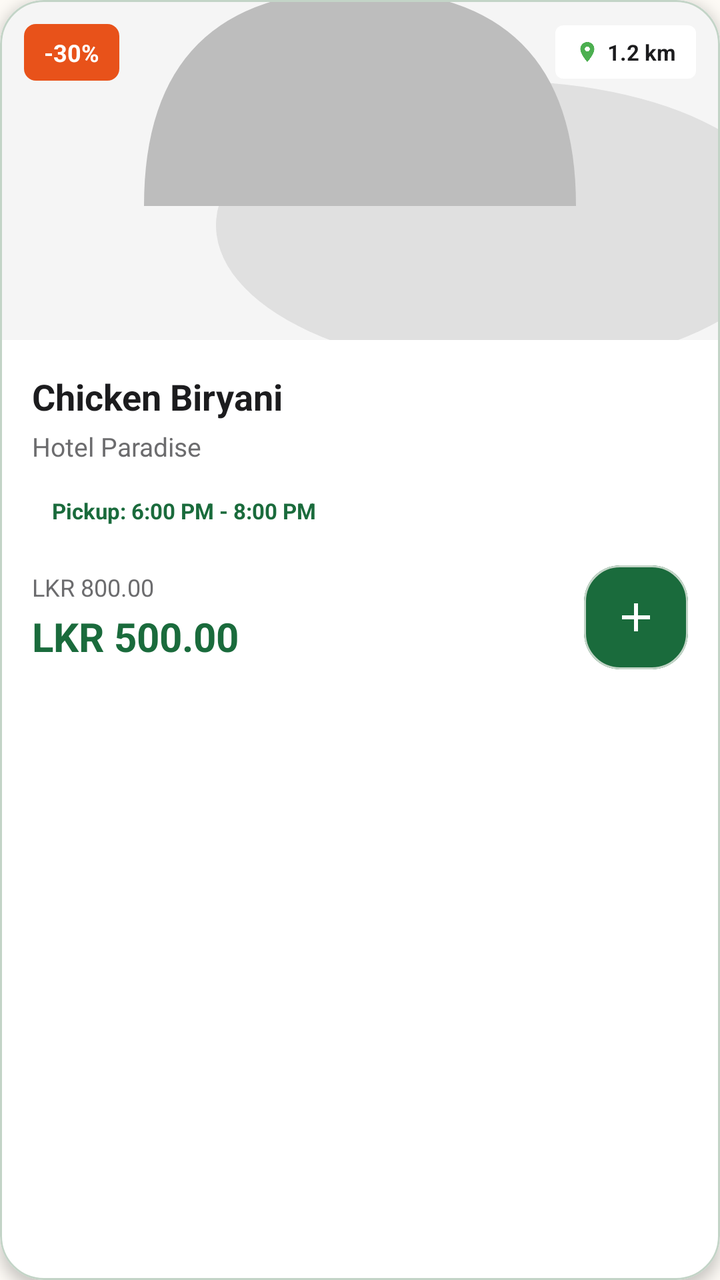
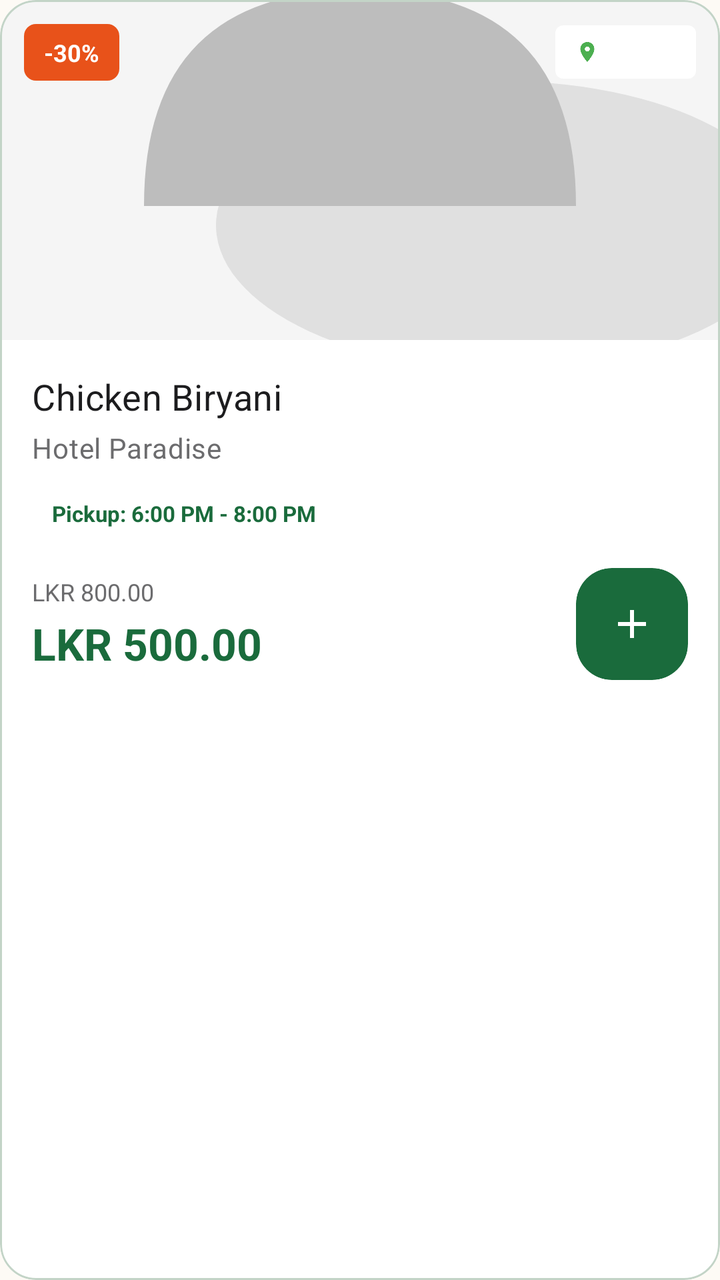

Screens rendered from an Android XML layout before and after an edit, with the pre-edit source and the edit as a unified diff.
<!-- AndroidManifest.xml: application theme Theme.REPLATE -->
<!-- res/layout/item_food.xml -->
<?xml version="1.0" encoding="utf-8"?>
<com.google.android.material.card.MaterialCardView xmlns:android="http://schemas.android.com/apk/res/android"
    xmlns:app="http://schemas.android.com/apk/res-auto"
    android:id="@+id/cardView"
    android:layout_width="match_parent"
    android:layout_height="wrap_content"
    android:layout_marginHorizontal="14dp"
    android:layout_marginVertical="8dp"
    app:cardBackgroundColor="@color/surface_white"
    app:cardCornerRadius="22dp"
    app:cardElevation="4dp"
    app:strokeColor="@color/md_theme_outlineVariant"
    app:strokeWidth="1dp">

    <LinearLayout
        android:layout_width="match_parent"
        android:layout_height="wrap_content"
        android:orientation="vertical">

        <FrameLayout
            android:layout_width="match_parent"
            android:layout_height="170dp">

            <ImageView
                android:id="@+id/ivFoodImage"
                android:layout_width="match_parent"
                android:layout_height="match_parent"
                android:scaleType="centerCrop"
                android:src="@drawable/placeholder_food" />

            <LinearLayout
                android:layout_width="match_parent"
                android:layout_height="wrap_content"
                android:layout_gravity="top"
                android:gravity="center_vertical"
                android:orientation="horizontal"
                android:padding="12dp">

                <TextView
                    android:id="@+id/tvDiscount"
                    android:layout_width="wrap_content"
                    android:layout_height="wrap_content"
                    android:background="@drawable/badge_discount"
                    android:paddingHorizontal="10dp"
                    android:paddingVertical="6dp"
                    android:text="-30%"
                    android:textColor="@color/white"
                    android:textSize="12sp"
                    android:textStyle="bold" />

                <Space
                    android:layout_width="0dp"
                    android:layout_height="1dp"
                    android:layout_weight="1" />

                <TextView
                    android:id="@+id/tvDistance"
                    android:layout_width="wrap_content"
                    android:layout_height="wrap_content"
                    android:background="@drawable/badge_distance"
                    android:drawableStart="@drawable/ic_location_small"
                    android:drawablePadding="4dp"
                    android:paddingHorizontal="10dp"
                    android:paddingVertical="6dp"
                    android:text="1.2 km"
                    android:textColor="@color/text_primary"
                    android:textSize="11sp"
                    android:textStyle="bold" />
            </LinearLayout>
        </FrameLayout>

        <LinearLayout
            android:layout_width="match_parent"
            android:layout_height="wrap_content"
            android:orientation="vertical"
            android:padding="16dp">

            <TextView
                android:id="@+id/tvFoodName"
                android:layout_width="match_parent"
                android:layout_height="wrap_content"
                android:ellipsize="end"
                android:maxLines="1"
                android:text="Chicken Biryani"
                android:textColor="@color/text_primary"
                android:textSize="18sp"
                android:textStyle="bold" />

            <TextView
                android:id="@+id/tvHotelName"
                android:layout_width="match_parent"
                android:layout_height="wrap_content"
                android:layout_marginTop="4dp"
                android:ellipsize="end"
                android:maxLines="1"
                android:text="Hotel Paradise"
                android:textColor="@color/text_secondary"
                android:textSize="13sp" />

            <TextView
                android:id="@+id/tvPickupTime"
                android:layout_width="wrap_content"
                android:layout_height="wrap_content"
                android:layout_marginTop="10dp"
                android:background="@drawable/badge_distance"
                android:paddingHorizontal="10dp"
                android:paddingVertical="6dp"
                android:text="Pickup: 6:00 PM - 8:00 PM"
                android:textColor="@color/green_primary"
                android:textSize="11sp"
                android:textStyle="bold" />

            <LinearLayout
                android:layout_width="match_parent"
                android:layout_height="wrap_content"
                android:layout_marginTop="14dp"
                android:gravity="center_vertical"
                android:orientation="horizontal">

                <LinearLayout
                    android:layout_width="0dp"
                    android:layout_height="wrap_content"
                    android:layout_weight="1"
                    android:orientation="vertical">

                    <TextView
                        android:id="@+id/tvOriginalPrice"
                        android:layout_width="wrap_content"
                        android:layout_height="wrap_content"
                        android:text="LKR 800.00"
                        android:textColor="@color/text_secondary"
                        android:textSize="12sp" />

                    <TextView
                        android:id="@+id/tvDiscountedPrice"
                        android:layout_width="wrap_content"
                        android:layout_height="wrap_content"
                        android:layout_marginTop="3dp"
                        android:text="LKR 500.00"
                        android:textColor="@color/green_primary"
                        android:textSize="20sp"
                        android:textStyle="bold" />
                </LinearLayout>

                <com.google.android.material.card.MaterialCardView
                    android:id="@+id/ivAddToCart"
                    android:layout_width="52dp"
                    android:layout_height="52dp"
                    app:cardBackgroundColor="@color/green_primary"
                    app:cardCornerRadius="18dp"
                    app:cardElevation="0dp">

                    <ImageView
                        android:layout_width="24dp"
                        android:layout_height="24dp"
                        android:layout_gravity="center"
                        android:src="@drawable/ic_add_white"
                        android:contentDescription="Add to cart" />
                </com.google.android.material.card.MaterialCardView>
            </LinearLayout>
        </LinearLayout>

    </LinearLayout>

</com.google.android.material.card.MaterialCardView>
<!-- resources referenced by this layout -->
<resources>
  <style name="Theme.REPLATE" parent="Theme.Material3.Light.NoActionBar">
          
          <item name="colorPrimary">@color/md_theme_primary</item>
          <item name="colorOnPrimary">@color/md_theme_onPrimary</item>
          <item name="colorPrimaryContainer">@color/md_theme_primaryContainer</item>
          <item name="colorOnPrimaryContainer">@color/md_theme_onPrimaryContainer</item>
  
          
          <item name="colorSecondary">@color/md_theme_secondary</item>
          <item name="colorOnSecondary">@color/md_theme_onSecondary</item>
          <item name="colorSecondaryContainer">@color/md_theme_secondaryContainer</item>
          <item name="colorOnSecondaryContainer">@color/md_theme_onSecondaryContainer</item>
  
          
          <item name="colorTertiary">@color/md_theme_tertiary</item>
          <item name="colorOnTertiary">@color/md_theme_onTertiary</item>
          <item name="colorTertiaryContainer">@color/md_theme_tertiaryContainer</item>
          <item name="colorOnTertiaryContainer">@color/md_theme_onTertiaryContainer</item>
  
          
          <item name="colorError">@color/md_theme_error</item>
          <item name="colorOnError">@color/md_theme_onError</item>
          <item name="colorErrorContainer">@color/md_theme_errorContainer</item>
          <item name="colorOnErrorContainer">@color/md_theme_onErrorContainer</item>
  
          
          <item name="android:colorBackground">@color/md_theme_background</item>
          <item name="colorOnBackground">@color/md_theme_onBackground</item>
          <item name="colorSurface">@color/md_theme_surface</item>
          <item name="colorOnSurface">@color/md_theme_onSurface</item>
          <item name="colorSurfaceVariant">@color/md_theme_surfaceVariant</item>
          <item name="colorOnSurfaceVariant">@color/md_theme_onSurfaceVariant</item>
  
          
          <item name="colorOutline">@color/md_theme_outline</item>
          <item name="colorOutlineVariant">@color/md_theme_outlineVariant</item>
  
          
          <item name="colorSurfaceInverse">@color/md_theme_inverseSurface</item>
          <item name="colorOnSurfaceInverse">@color/md_theme_inverseOnSurface</item>
          <item name="colorPrimaryInverse">@color/md_theme_inversePrimary</item>
  
          
          <item name="colorSurfaceContainerLowest">@color/md_theme_surfaceContainerLowest</item>
          <item name="colorSurfaceContainerLow">@color/md_theme_surfaceContainerLow</item>
          <item name="colorSurfaceContainer">@color/md_theme_surfaceContainer</item>
          <item name="colorSurfaceContainerHigh">@color/md_theme_surfaceContainerHigh</item>
          <item name="colorSurfaceContainerHighest">@color/md_theme_surfaceContainerHighest</item>
  
          
          <item name="android:statusBarColor">@color/status_bar</item>
          <item name="android:navigationBarColor">@color/md_theme_surface</item>
  
          
          <item name="android:windowBackground">@color/md_theme_background</item>
      </style>
  <!-- unchanged entries left out for length: 44 -->
</resources>

<!-- the commit's change to res/layout/item_food.xml (unified diff, before → after) -->
@@ -7,8 +7,8 @@
     android:layout_marginHorizontal="14dp"
     android:layout_marginVertical="8dp"
     app:cardBackgroundColor="@color/surface_white"
-    app:cardCornerRadius="22dp"
-    app:cardElevation="4dp"
+    app:cardCornerRadius="@dimen/radius_lg"
+    app:cardElevation="@dimen/elevation_card"
     app:strokeColor="@color/md_theme_outlineVariant"
     app:strokeWidth="1dp">
 
@@ -63,7 +63,7 @@
                     android:paddingHorizontal="10dp"
                     android:paddingVertical="6dp"
                     android:text="1.2 km"
-                    android:textColor="@color/text_primary"
+                    android:textColor="@color/white"
                     android:textSize="11sp"
                     android:textStyle="bold" />
             </LinearLayout>
@@ -82,9 +82,7 @@
                 android:ellipsize="end"
                 android:maxLines="1"
                 android:text="Chicken Biryani"
-                android:textColor="@color/text_primary"
-                android:textSize="18sp"
-                android:textStyle="bold" />
+                android:textAppearance="@style/TextAppearance.REPLATE.Subheading" />
 
             <TextView
                 android:id="@+id/tvHotelName"
@@ -94,8 +92,7 @@
                 android:ellipsize="end"
                 android:maxLines="1"
                 android:text="Hotel Paradise"
-                android:textColor="@color/text_secondary"
-                android:textSize="13sp" />
+                android:textAppearance="@style/TextAppearance.REPLATE.Body" />
 
             <TextView
                 android:id="@+id/tvPickupTime"
@@ -129,7 +126,7 @@
                         android:layout_height="wrap_content"
                         android:text="LKR 800.00"
                         android:textColor="@color/text_secondary"
-                        android:textSize="12sp" />
+                        android:textSize="@dimen/text_xs" />
 
                     <TextView
                         android:id="@+id/tvDiscountedPrice"
@@ -138,14 +135,14 @@
                         android:layout_marginTop="3dp"
                         android:text="LKR 500.00"
                         android:textColor="@color/green_primary"
-                        android:textSize="20sp"
+                        android:textSize="@dimen/text_xl"
                         android:textStyle="bold" />
                 </LinearLayout>
 
                 <com.google.android.material.card.MaterialCardView
                     android:id="@+id/ivAddToCart"
-                    android:layout_width="52dp"
-                    android:layout_height="52dp"
+                    android:layout_width="56dp"
+                    android:layout_height="56dp"
                     app:cardBackgroundColor="@color/green_primary"
                     app:cardCornerRadius="18dp"
                     app:cardElevation="0dp">
<!-- resource entries referenced after the edit -->
@@ -1,5 +1,19 @@
 <!-- resources referenced by this layout -->
 <resources>
+  <dimen name="elevation_card">3dp</dimen>
+  <dimen name="radius_lg">18dp</dimen>
+  <dimen name="text_xl">22sp</dimen>
+  <dimen name="text_xs">12sp</dimen>
+  <style name="TextAppearance.REPLATE.Body" parent="TextAppearance.Material3.BodyMedium">
+          <item name="android:fontFamily">sans-serif</item>
+          <item name="android:textSize">@dimen/text_sm</item>
+          <item name="android:textColor">@color/text_secondary</item>
+      </style>
+  <style name="TextAppearance.REPLATE.Subheading" parent="TextAppearance.Material3.TitleMedium">
+          <item name="android:fontFamily">sans-serif-medium</item>
+          <item name="android:textSize">@dimen/text_lg</item>
+          <item name="android:textColor">@color/text_primary</item>
+      </style>
   <style name="Theme.REPLATE" parent="Theme.Material3.Light.NoActionBar">
           
           <item name="colorPrimary">@color/md_theme_primary</item>
@@ -55,7 +69,57 @@
   
           
           <item name="android:windowBackground">@color/md_theme_background</item>
+  
+          
+          <item name="android:fontFamily">sans-serif</item>
+          <item name="textAppearanceTitleLarge">@style/TextAppearance.REPLATE.Headline</item>
+          <item name="textAppearanceTitleMedium">@style/TextAppearance.REPLATE.Subheading</item>
+          <item name="textAppearanceBodyMedium">@style/TextAppearance.REPLATE.Body</item>
+          <item name="textAppearanceLabelLarge">@style/TextAppearance.REPLATE.Label</item>
+  
+          
+          <item name="materialCardViewStyle">@style/Widget.REPLATE.Card</item>
+          <item name="materialButtonStyle">@style/Widget.REPLATE.Button.Primary</item>
+          <item name="textInputStyle">@style/Widget.REPLATE.TextInputLayout</item>
       </style>
+  <dimen name="text_sm">14sp</dimen>
+  <dimen name="text_lg">18sp</dimen>
+  <style name="TextAppearance.REPLATE.Headline" parent="TextAppearance.Material3.TitleLarge">
+          <item name="android:fontFamily">sans-serif-black</item>
+          <item name="android:textSize">@dimen/text_xl</item>
+          <item name="android:textColor">@color/text_primary</item>
+      </style>
+  <style name="TextAppearance.REPLATE.Label" parent="TextAppearance.Material3.LabelMedium">
+          <item name="android:fontFamily">sans-serif-medium</item>
+          <item name="android:textSize">@dimen/text_sm</item>
+          <item name="android:textColor">@color/text_primary</item>
+      </style>
+  <style name="Widget.REPLATE.Card" parent="Widget.Material3.CardView.Elevated">
+          <item name="cardCornerRadius">@dimen/radius_md</item>
+          <item name="cardElevation">@dimen/elevation_card</item>
+          <item name="cardBackgroundColor">@color/surface_white</item>
+      </style>
+  <style name="Widget.REPLATE.Button.Primary" parent="Widget.Material3.Button">
+          <item name="android:minHeight">@dimen/button_height</item>
+          <item name="cornerRadius">@dimen/radius_md</item>
+          <item name="android:fontFamily">sans-serif-medium</item>
+          <item name="android:textAllCaps">false</item>
+          <item name="android:textSize">@dimen/text_md</item>
+          <item name="android:textColor">@color/white</item>
+          <item name="backgroundTint">@color/green_primary</item>
+      </style>
+  <style name="Widget.REPLATE.TextInputLayout" parent="Widget.Material3.TextInputLayout.OutlinedBox">
+          <item name="boxCornerRadiusTopStart">@dimen/radius_sm</item>
+          <item name="boxCornerRadiusTopEnd">@dimen/radius_sm</item>
+          <item name="boxCornerRadiusBottomStart">@dimen/radius_sm</item>
+          <item name="boxCornerRadiusBottomEnd">@dimen/radius_sm</item>
+          <item name="boxStrokeColor">@color/green_primary</item>
+          <item name="hintTextColor">@color/text_secondary</item>
+      </style>
+  <dimen name="radius_md">14dp</dimen>
+  <dimen name="button_height">52dp</dimen>
+  <dimen name="text_md">16sp</dimen>
+  <dimen name="radius_sm">10dp</dimen>
   <!-- unchanged entries left out for length: 44 -->
 </resources>
 
